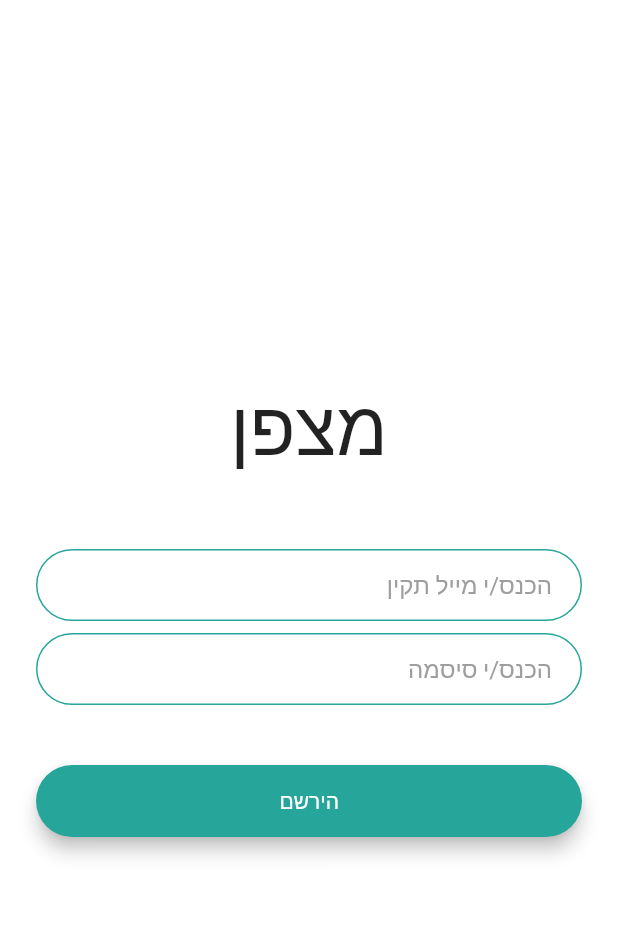
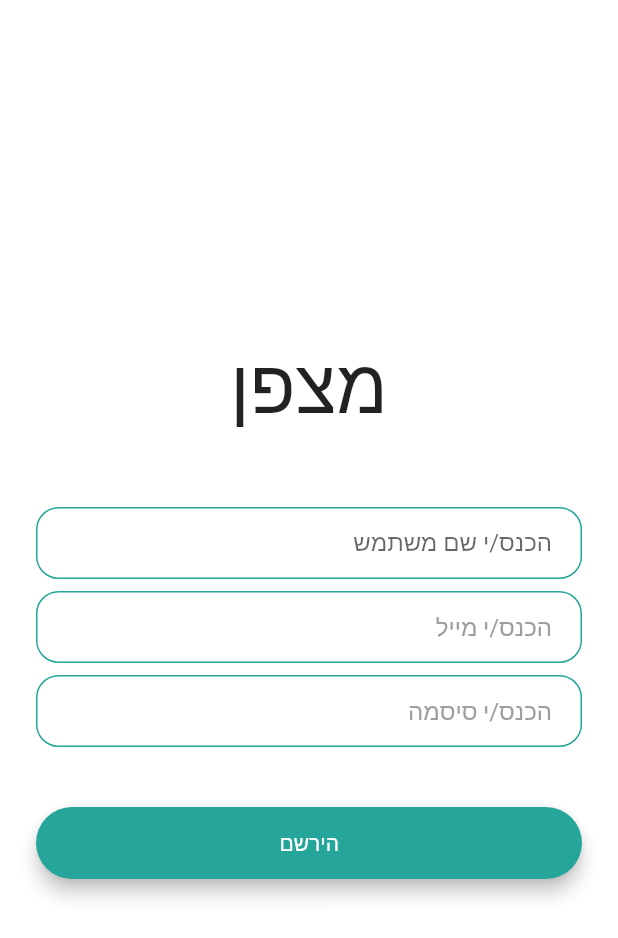
Before and after one commit to EliranAm/life_compass_app, a Flutter app: the HelperRegistrationScreen screen opened by its route, on a phone screen of 412 x 824 dp. Shown: the top 938 px of the screen. Run offline on Flutter 3.47's test engine with Material 2 defaults, Android fonts, the phone set to English and light mode, and no system bars; our stand-ins replace cloud_firestore, firebase_auth, firebase_messaging, flutter_icons, geolocator, google_fonts and 2 more; missing offline and left inert: geocoder; accounts and stored records are empty; Roboto replaces fonts that are missing (Heebo).

Commit message:
Add firestore package(update android files). Add call for help card. Add helper user name to registration. Update Helper dashboard.

```diff
--- a/lib/constants.dart
+++ b/lib/constants.dart
@@ -19,18 +19,18 @@ const kPrimaryColor = Color(0xff26A69A);
 const kAccentColor = Color(0xffCC9900);
 
 const kTextFieldDecoration = InputDecoration(
-  hintText: 'Enter Value',
+  hintText: '',
   hintStyle: TextStyle(color: Colors.grey),
   contentPadding: EdgeInsets.symmetric(vertical: 10.0, horizontal: 20.0),
   border: OutlineInputBorder(
-    borderRadius: BorderRadius.all(Radius.circular(32.0)),
+    borderRadius: BorderRadius.all(Radius.circular(15.0)),
   ),
   enabledBorder: OutlineInputBorder(
     borderSide: BorderSide(color: kPrimaryColor, width: 1.0),
-    borderRadius: BorderRadius.all(Radius.circular(32.0)),
+    borderRadius: BorderRadius.all(Radius.circular(15.0)),
   ),
   focusedBorder: OutlineInputBorder(
     borderSide: BorderSide(color: kPrimaryColor, width: 2.0),
-    borderRadius: BorderRadius.all(Radius.circular(32.0)),
+    borderRadius: BorderRadius.all(Radius.circular(15.0)),
   ),
 );
--- a/lib/screens/helper_registration.dart
+++ b/lib/screens/helper_registration.dart
@@ -1,9 +1,11 @@
 import 'package:firebase_auth/firebase_auth.dart';
 import 'package:flutter/material.dart';
 import 'package:flutter/services.dart';
+import 'package:lifecompassapp/components/reg_text_field.dart';
 import 'package:lifecompassapp/components/rounded_button.dart';
 import 'package:lifecompassapp/constants.dart';
 import 'package:lifecompassapp/screens/helper_main_screen.dart';
+import 'package:lifecompassapp/services/fields_validator.dart';
 import 'package:modal_progress_hud/modal_progress_hud.dart';
 import 'package:shared_preferences/shared_preferences.dart';
 
@@ -11,12 +13,15 @@ class HelperRegistrationScreen extends StatefulWidget {
   static String id = 'helper_registration';
 
   @override
-  _HelperRegistrationScreenState createState() => _HelperRegistrationScreenState();
+  _HelperRegistrationScreenState createState() =>
+      _HelperRegistrationScreenState();
 }
 
 class _HelperRegistrationScreenState extends State<HelperRegistrationScreen> {
+  final _formKey = GlobalKey<FormState>();
   final _auth = FirebaseAuth.instance;
   bool showSpinner = false;
+  String userName;
   String email;
   String password;
 
@@ -29,6 +34,9 @@ class _HelperRegistrationScreenState extends State<HelperRegistrationScreen> {
       );
       // Check if user created
       if (newUser != null) {
+        await newUser.user.updateProfile(
+          UserUpdateInfo()..displayName = userName,
+        );
         print('Registered');
         Navigator.pushNamed(context, HelperMainScreen.id);
       }
@@ -58,7 +66,9 @@ class _HelperRegistrationScreenState extends State<HelperRegistrationScreen> {
       textDirection: TextDirection.rtl,
       child: Scaffold(
         backgroundColor: Colors.white,
-        body: ModalProgressHUD(
+        body: Form(
+          key: _formKey,
+          child: ModalProgressHUD(
             inAsyncCall: showSpinner,
             child: Padding(
               padding: EdgeInsets.symmetric(horizontal: 24.0),
@@ -78,13 +88,28 @@ class _HelperRegistrationScreenState extends State<HelperRegistrationScreen> {
                   SizedBox(
                     height: 48.0,
                   ),
+                  TextFormField(
+                    decoration: kTextFieldDecoration.copyWith(
+                      labelText: 'הכנס/י שם משתמש',
+                      hintText: 'שם',
+                    ),
+                    validator: (val) => val.length > 0
+                        ? null
+                        : 'אנא הכנס/י שם מלא',
+                    onChanged: (newValue) {
+                      userName = newValue;
+                    },
+                  ),
+                  SizedBox(
+                    height: 8.0,
+                  ),
                   TextField(
                     keyboardType: TextInputType.emailAddress,
                     onChanged: (value) {
                       email = value;
                     },
                     decoration: kTextFieldDecoration.copyWith(
-                    hintText: 'הכנס/י מייל תקין',
+                      hintText: 'הכנס/י מייל',
                     ),
                   ),
                   SizedBox(
@@ -106,6 +131,7 @@ class _HelperRegistrationScreenState extends State<HelperRegistrationScreen> {
                     title: 'הירשם',
                     color: Theme.of(context).primaryColor,
                     onPressed: () async {
+                      if (_formKey.currentState.validate()) {
                         // Show loading spinner
                         setState(() {
                           showSpinner = true;
@@ -115,7 +141,8 @@ class _HelperRegistrationScreenState extends State<HelperRegistrationScreen> {
                         await _registerToDatabase();
 
                         // Set shared preferences
-                    SharedPreferences prefs = await SharedPreferences.getInstance();
+                        SharedPreferences prefs =
+                            await SharedPreferences.getInstance();
                         await prefs.setBool(kIsHelperSharedPrefKey, true);
                         await prefs.setBool(kRegisterSharedPrefKey, true);
 
@@ -123,6 +150,7 @@ class _HelperRegistrationScreenState extends State<HelperRegistrationScreen> {
                         setState(() {
                           showSpinner = false;
                         });
+                      }
                     },
                   ),
                 ],
@@ -130,6 +158,7 @@ class _HelperRegistrationScreenState extends State<HelperRegistrationScreen> {
             ),
           ),
         ),
+      ),
     );
   }
 }
--- a/pubspec.yaml
+++ b/pubspec.yaml
@@ -33,6 +33,7 @@ dependencies:
   firebase_messaging: ^6.0.15
   modal_progress_hud: ^0.1.3
   firebase_auth: ^0.16.0
+  cloud_firestore: ^0.13.4+2
 
 dev_dependencies:
   flutter_test:
```
Also changed, not shown: lib/components/call_for_help_card.dart (+13 -3 lines), lib/components/reg_text_field.dart (+4 -3 lines), lib/screens/helper_main_screen.dart (+93 -13 lines), pubspec.lock, 4 other files. Lines whose indentation alone changed are shown as unchanged.
